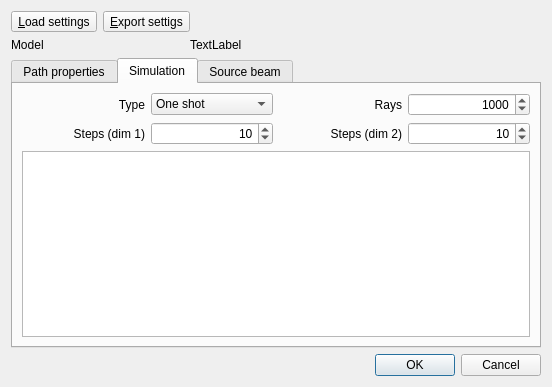
Old version of the form RZGUI/SimulationPropertiesDialog.ui in the repository HARMONI-CAB/RayZaler.
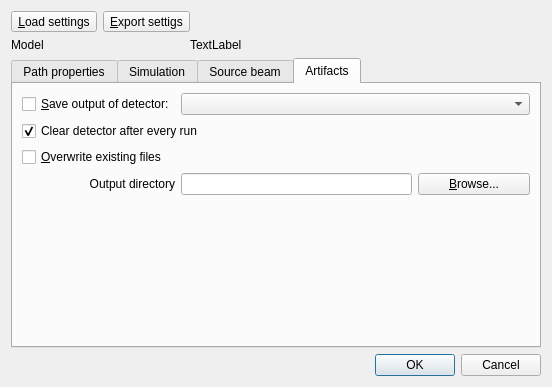
New version of the form. The open tabs and pages were chosen to show the change.

Commit message: WIP: Add UI to save simulation results

What changed in the file:
```diff
--- a/RZGUI/SimulationPropertiesDialog.ui
+++ b/RZGUI/SimulationPropertiesDialog.ui
@@ -609,6 +609,77 @@
        </item>
       </layout>
      </widget>
+     <widget class="QWidget" name="tab_4">
+      <attribute name="title">
+       <string>Artifacts</string>
+      </attribute>
+      <layout class="QGridLayout" name="gridLayout_9">
+       <item row="4" column="3">
+        <widget class="QPushButton" name="browseDirButton">
+         <property name="text">
+          <string>&amp;Browse...</string>
+         </property>
+        </widget>
+       </item>
+       <item row="10" column="2">
+        <spacer name="verticalSpacer_3">
+         <property name="orientation">
+          <enum>Qt::Vertical</enum>
+         </property>
+         <property name="sizeHint" stdset="0">
+          <size>
+           <width>20</width>
+           <height>40</height>
+          </size>
+         </property>
+        </spacer>
+       </item>
+       <item row="2" column="0" colspan="4">
+        <widget class="QCheckBox" name="clearDetCheck">
+         <property name="text">
+          <string>Clear detector after every run</string>
+         </property>
+         <property name="checked">
+          <bool>true</bool>
+         </property>
+        </widget>
+       </item>
+       <item row="3" column="0" colspan="4">
+        <widget class="QCheckBox" name="overwriteResultsCheck">
+         <property name="text">
+          <string>&amp;Overwrite existing files</string>
+         </property>
+        </widget>
+       </item>
+       <item row="4" column="0">
+        <widget class="QLabel" name="outputDirLabel">
+         <property name="text">
+          <string>Output directory</string>
+         </property>
+         <property name="alignment">
+          <set>Qt::AlignRight|Qt::AlignTrailing|Qt::AlignVCenter</set>
+         </property>
+        </widget>
+       </item>
+       <item row="4" column="1" colspan="2">
+        <widget class="QLineEdit" name="outputDirEdit">
+         <property name="readOnly">
+          <bool>true</bool>
+         </property>
+        </widget>
+       </item>
+       <item row="1" column="0">
+        <widget class="QCheckBox" name="saveCheck">
+         <property name="text">
+          <string>&amp;Save output of detector:</string>
+         </property>
+        </widget>
+       </item>
+       <item row="1" column="1" colspan="3">
+        <widget class="QComboBox" name="detectorSaveCombo"/>
+       </item>
+      </layout>
+     </widget>
     </widget>
    </item>
    <item row="1" column="1" colspan="2">
```
The commit also changes 5 other files.
